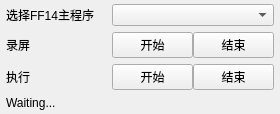
Old version of the form ffxiv_assistant/ffxiv_assistant.ui in the repository moxixixi/auto_click.
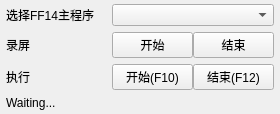
New version of the form.

The edit to the form file:
```diff
--- a/ffxiv_assistant/ffxiv_assistant.ui
+++ b/ffxiv_assistant/ffxiv_assistant.ui
@@ -7,7 +7,7 @@
     <x>0</x>
     <y>0</y>
     <width>280</width>
-    <height>106</height>
+    <height>114</height>
    </rect>
   </property>
   <property name="windowTitle">
@@ -110,14 +110,20 @@
        <item>
         <widget class="QPushButton" name="kDo_start">
          <property name="text">
-          <string>开始</string>
+          <string>开始(F10)</string>
+         </property>
+         <property name="shortcut">
+          <string>F10</string>
          </property>
         </widget>
        </item>
        <item>
         <widget class="QPushButton" name="kDo_end">
          <property name="text">
-          <string>结束</string>
+          <string>结束(F12)</string>
+         </property>
+         <property name="shortcut">
+          <string>F12</string>
          </property>
         </widget>
        </item>
```
